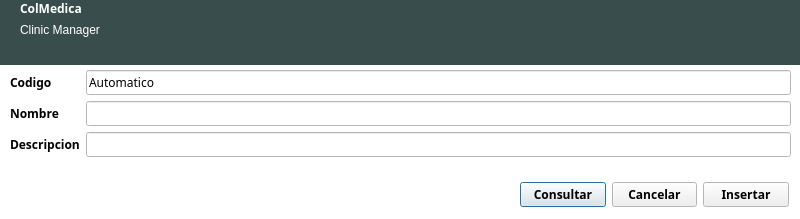
This is gui/administrador_uis/DialogArea.ui in BryanTabarez/ProyectoBD as Qt 5 draws it before an edit. The edited form follows.
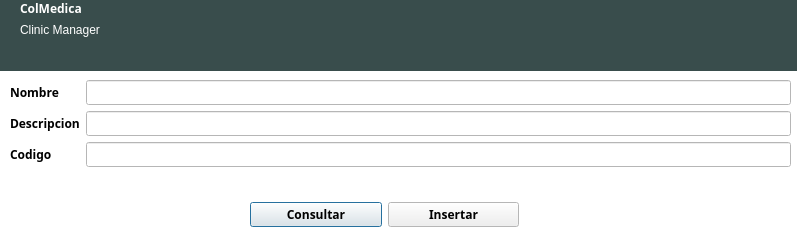
This is the edited form.

Commit message: area implementada...

The edit to the form file:
```diff
--- a/gui/administrador_uis/DialogArea.ui
+++ b/gui/administrador_uis/DialogArea.ui
@@ -6,8 +6,8 @@
    <rect>
     <x>0</x>
     <y>0</y>
-    <width>800</width>
-    <height>219</height>
+    <width>797</width>
+    <height>246</height>
    </rect>
   </property>
   <property name="palette">
@@ -96,7 +96,7 @@
      <x>0</x>
      <y>0</y>
      <width>800</width>
-     <height>65</height>
+     <height>71</height>
     </rect>
    </property>
    <property name="palette">
@@ -199,7 +199,7 @@
       <x>20</x>
       <y>0</y>
       <width>162</width>
-      <height>62</height>
+      <height>71</height>
      </rect>
     </property>
     <layout class="QFormLayout" name="formLayout_5">
@@ -235,23 +235,23 @@
    <property name="geometry">
     <rect>
      <x>10</x>
-     <y>70</y>
+     <y>80</y>
      <width>781</width>
-     <height>95</height>
+     <height>111</height>
     </rect>
    </property>
    <layout class="QFormLayout" name="formLayout">
     <property name="fieldGrowthPolicy">
      <enum>QFormLayout::AllNonFixedFieldsGrow</enum>
     </property>
-    <item row="2" column="0">
+    <item row="1" column="0">
      <widget class="QLabel" name="labelNombre">
       <property name="text">
        <string>Nombre</string>
       </property>
      </widget>
     </item>
-    <item row="2" column="1">
+    <item row="1" column="1">
      <widget class="QLineEdit" name="lineEditNombre">
       <property name="font">
        <font>
@@ -259,22 +259,25 @@
         <bold>false</bold>
        </font>
       </property>
+      <property name="autoFillBackground">
+       <bool>true</bool>
+      </property>
       <property name="inputMask">
-       <string>AAAAAAAAAAAAAAAAAAAAAAAAAAAAAAAAAAAAAAAA; </string>
+       <string/>
       </property>
       <property name="maxLength">
        <number>40</number>
       </property>
      </widget>
     </item>
-    <item row="3" column="0">
+    <item row="2" column="0">
      <widget class="QLabel" name="labelDescripcion">
       <property name="text">
        <string>Descripcion</string>
       </property>
      </widget>
     </item>
-    <item row="3" column="1">
+    <item row="2" column="1">
      <widget class="QLineEdit" name="lineEditDescripcion">
       <property name="font">
        <font>
@@ -282,22 +285,25 @@
         <bold>false</bold>
        </font>
       </property>
+      <property name="autoFillBackground">
+       <bool>true</bool>
+      </property>
       <property name="inputMask">
-       <string>AAAAAAAAAAAAAAAAAAAAAAAAAAAAAAAAAAAAAAAA; </string>
+       <string/>
       </property>
       <property name="maxLength">
        <number>40</number>
       </property>
      </widget>
     </item>
-    <item row="1" column="0">
+    <item row="3" column="0">
      <widget class="QLabel" name="labelCodigo">
       <property name="text">
-       <string>Codigo         </string>
+       <string>Codigo</string>
       </property>
      </widget>
     </item>
-    <item row="1" column="1">
+    <item row="3" column="1">
      <widget class="QLineEdit" name="lineEditCodigo">
       <property name="font">
        <font>
@@ -305,8 +311,17 @@
         <bold>false</bold>
        </font>
       </property>
-      <property name="text">
-       <string>Automatico</string>
+      <property name="mouseTracking">
+       <bool>true</bool>
+      </property>
+      <property name="autoFillBackground">
+       <bool>true</bool>
+      </property>
+      <property name="inputMask">
+       <string/>
+      </property>
+      <property name="maxLength">
+       <number>32767</number>
       </property>
       <property name="readOnly">
        <bool>true</bool>
@@ -318,8 +333,8 @@
   <widget class="QWidget" name="layoutWidget">
    <property name="geometry">
     <rect>
-     <x>520</x>
-     <y>180</y>
+     <x>250</x>
+     <y>200</y>
      <width>269</width>
      <height>29</height>
     </rect>
@@ -333,13 +348,6 @@
      </widget>
     </item>
     <item row="0" column="1">
-     <widget class="QPushButton" name="pushButtonCancelar">
-      <property name="text">
-       <string>Cancelar</string>
-      </property>
-     </widget>
-    </item>
-    <item row="0" column="2">
      <widget class="QPushButton" name="pushButtonInsertar">
       <property name="text">
        <string>Insertar</string>
```
Left out of the diff: 15 changed lines with no effect on the pictures. The commit also changes 13 other files.
